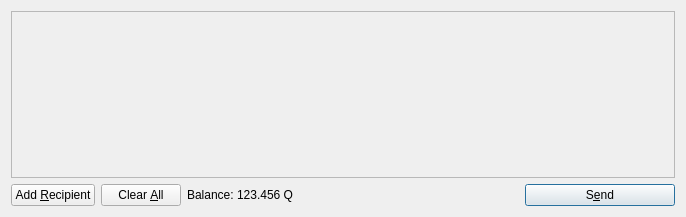
The window that qcoin/src/qt/forms/sendcoinsdialog.ui (wonabru/Q) describes before a commit, drawn with Qt 5.
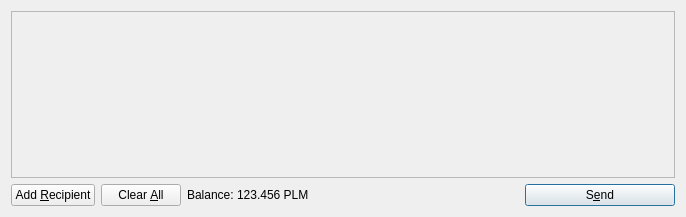
The same window after the commit. Icons and pictures are not drawn.

Patch:
```diff
--- a/qcoin/src/qt/forms/sendcoinsdialog.ui
+++ b/qcoin/src/qt/forms/sendcoinsdialog.ui
@@ -119,7 +119,7 @@
           <cursorShape>IBeamCursor</cursorShape>
          </property>
          <property name="text">
-          <string>123.456 Q</string>
+          <string>123.456 PLM</string>
          </property>
          <property name="textInteractionFlags">
           <set>Qt::LinksAccessibleByMouse|Qt::TextSelectableByKeyboard|Qt::TextSelectableByMouse</set>
```
